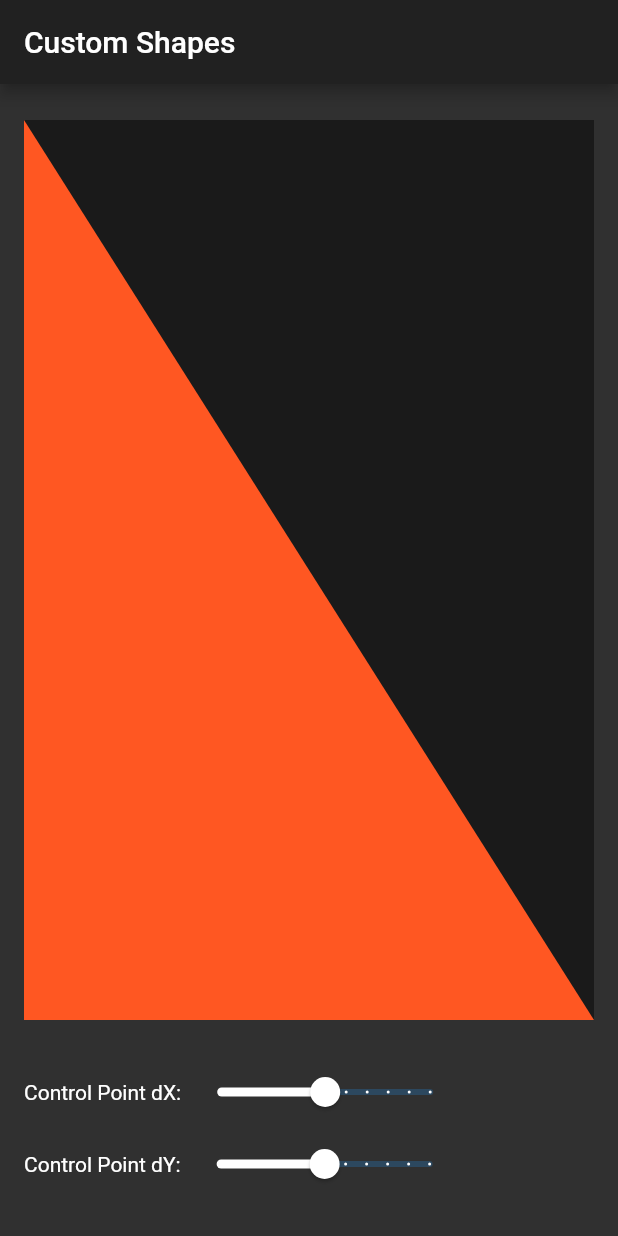
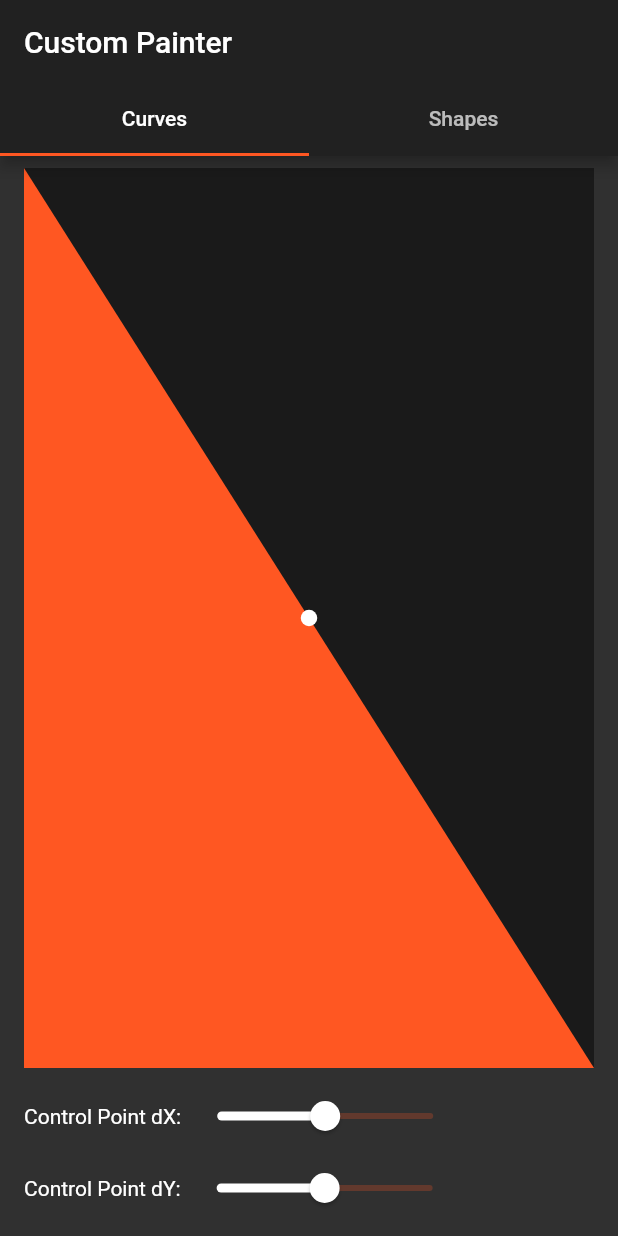
Before and after one commit to rumaan/custom_curves_flutter, a Flutter app: the screen it shows after launch, on a phone screen of 412 x 824 dp. Run offline on Flutter 3.47's test engine with Material 2 defaults, Android fonts, the phone set to English and light mode, and no system bars.

```diff
--- /dev/null
+++ b/lib/curves.dart
@@ -0,0 +1,80 @@
+import 'package:custom_shapes/sliders.dart';
+import 'package:flutter/material.dart';
+
+class CurvesPage extends StatefulWidget {
+  @override
+  _CurvesPageState createState() => _CurvesPageState();
+}
+
+class _CurvesPageState extends State<CurvesPage> {
+  double _dx = 0.5;
+  double _dy = 0.5;
+
+  @override
+  Widget build(BuildContext context) {
+    return _curves();
+  }
+
+  Widget _curves() {
+    return Padding(
+      padding: EdgeInsets.symmetric(horizontal: 16.0),
+      child: Column(
+        mainAxisAlignment: MainAxisAlignment.spaceEvenly,
+        children: [
+          CustomPaint(
+            painter: CustomCurvesPaint(_dx, _dy),
+            child: Container(
+              height: 600,
+            ),
+          ),
+          Sliders(
+            onChangeX: (dx) {
+              setState(() {
+                _dx = dx;
+              });
+            },
+            onChangeY: (dy) {
+              setState(() {
+                _dy = dy;
+              });
+            },
+          ),
+        ],
+      ),
+    );
+  }
+}
+
+class CustomCurvesPaint extends CustomPainter {
+  final double _dx, _dy;
+
+  CustomCurvesPaint(this._dx, this._dy);
+
+  @override
+  void paint(Canvas canvas, Size size) {
+    final paint = Paint()..isAntiAlias = true;
+
+    // Draw a black background rectangle
+    Rect backgroundRect = Rect.fromLTWH(0, 0, size.width, size.height);
+    paint.color = Colors.black45;
+    canvas.drawRect(backgroundRect, paint);
+
+    // Trianle
+    Path path = Path();
+    path.lineTo(0, size.height);
+    path.lineTo(size.width, size.height);
+
+    var controlPoints = Offset(size.width * _dx, size.height * _dy);
+    path.quadraticBezierTo(controlPoints.dx, controlPoints.dy, 0, 0);
+
+    paint.color = Colors.deepOrange;
+    canvas.drawPath(path, paint);
+
+    // Control Point circle
+    paint.color = Colors.white;
+    canvas.drawCircle(controlPoints, 5.5, paint);
+  }
+
+  @override
+  bool shouldRepaint(CustomPainter oldDelegate) => oldDelegate != this;
+}
--- a/lib/main.dart
+++ b/lib/main.dart
@@ -1,3 +1,5 @@
+import './curves.dart';
+import './shapes.dart';
 import 'package:flutter/material.dart';
 
 void main() => runApp(AppPage());
@@ -7,39 +9,31 @@ class AppPage extends StatefulWidget {
   State<StatefulWidget> createState() => _AppPage();
 }
 
-class _AppPage extends State<AppPage> {
-  double _dx = 0.5;
-  double _dy = 0.5;
-
+class _AppPage extends State<AppPage> with SingleTickerProviderStateMixin {
   @override
   Widget build(BuildContext context) {
     return MaterialApp(
-      theme: ThemeData.dark(),
-      home: Scaffold(
-        appBar: AppBar(title: Text('Custom Shapes')),
-        body: Padding(
-          padding: const EdgeInsets.symmetric(horizontal: 16.0),
-          child: Column(
-            mainAxisAlignment: MainAxisAlignment.spaceEvenly,
+      theme: ThemeData(
+          brightness: Brightness.dark,
+          primarySwatch: Colors.deepOrange,
+          accentColor: Colors.deepOrangeAccent),
+      home: DefaultTabController(
+        length: 2,
+        child: Scaffold(
+          appBar: AppBar(
+            title: Text('Custom Painter'),
+            bottom: TabBar(
+              indicatorColor: Colors.deepOrange,
+              tabs: <Widget>[
+                Tab(child: Text('Curves')),
+                Tab(child: Text('Shapes')),
+              ],
+            ),
+          ),
+          body: TabBarView(
             children: <Widget>[
-              CustomPaint(
-                painter: CustomShape(_dx, _dy),
-                child: Container(
-                  height: 600,
-                ),
-              ),
-              Sliders(
-                onChangeX: (dx) {
-                  setState(() {
-                    _dx = dx;
-                  });
-                },
-                onChangeY: (dy) {
-                  setState(() {
-                    _dy = dy;
-                  });
-                },
-              ),
+              CurvesPage(),
+              ShapesPage(),
             ],
           ),
         ),
@@ -47,93 +41,3 @@ class _AppPage extends State<AppPage> {
     );
   }
 }
-
-class Sliders extends StatefulWidget {
-  final ValueChanged<double> onChangeX;
-  final ValueChanged<double> onChangeY;
-
-  Sliders({this.onChangeX, this.onChangeY});
-
-  @override
-  _SlidersState createState() => _SlidersState();
-}
-
-class _SlidersState extends State<Sliders> {
-  double _valueX = 0.5;
-  double _valueY = 0.5;
-  @override
-  Widget build(BuildContext context) {
-    return Column(
-      children: <Widget>[
-        Row(
-          children: <Widget>[
-            Text('Control Point dX:', style: TextStyle(color: Colors.white)),
-            Slider(
-              onChanged: (valueX) {
-                setState(() {
-                  _valueX = valueX;
-                });
-                widget.onChangeX(valueX);
-              },
-              max: 1.0,
-              min: 0.0,
-              divisions: 10,
-              value: _valueX,
-              label: '$_valueX',
-              activeColor: Colors.white,
-            ),
-          ],
-        ),
-        Row(
-          children: <Widget>[
-            Text('Control Point dY:', style: TextStyle(color: Colors.white)),
-            Slider(
-              onChanged: (valueY) {
-                setState(() {
-                  _valueY = valueY;
-                });
-                widget.onChangeY(valueY);
-              },
-              max: 1.0,
-              min: 0.0,
-              divisions: 10,
-              label: '$_valueY',
-              value: _valueY,
-              activeColor: Colors.white,
-            ),
-          ],
-        ),
-      ],
-    );
-  }
-}
-
-class CustomShape extends CustomPainter {
-  final double _dx, _dy;
-
-  CustomShape(this._dx, this._dy);
-
-  @override
-  void paint(Canvas canvas, Size size) {
-    final paint = Paint();
-
-    // Draw a black background rectangle
-    Rect backgroundRect = Rect.fromLTWH(0, 0, size.width, size.height);
-    paint.color = Colors.black45;
-    canvas.drawRect(backgroundRect, paint);
-
-    // Trianle
-    Path path = Path();
-    path.lineTo(0, size.height);
-    path.lineTo(size.width, size.height);
-
-    var controlPoints = Offset(size.width * _dx, size.height * _dy);
-    path.quadraticBezierTo(controlPoints.dx, controlPoints.dy, 0, 0);
-
-    paint.color = Colors.deepOrange;
-    canvas.drawPath(path, paint);
-  }
-
-  @override
-  bool shouldRepaint(CustomPainter oldDelegate) => oldDelegate != this;
-}
--- /dev/null
+++ b/lib/sliders.dart
@@ -0,0 +1,57 @@
+import 'package:flutter/material.dart';
+
+class Sliders extends StatefulWidget {
+  final ValueChanged<double> onChangeX;
+  final ValueChanged<double> onChangeY;
+
+  Sliders({this.onChangeX, this.onChangeY});
+
+  @override
+  _SlidersState createState() => _SlidersState();
+}
+
+class _SlidersState extends State<Sliders> {
+  double _valueX = 0.5;
+  double _valueY = 0.5;
+  @override
+  Widget build(BuildContext context) {
+    return Column(
+      children: <Widget>[
+        Row(
+          children: <Widget>[
+            Text('Control Point dX:', style: TextStyle(color: Colors.white)),
+            Slider(
+              onChanged: (valueX) {
+                setState(() {
+                  _valueX = valueX;
+                });
+                widget.onChangeX(valueX);
+              },
+              max: 1.0,
+              min: 0.0,
+              value: _valueX,
+              activeColor: Colors.white,
+            ),
+          ],
+        ),
+        Row(
+          children: <Widget>[
+            Text('Control Point dY:', style: TextStyle(color: Colors.white)),
+            Slider(
+              onChanged: (valueY) {
+                setState(() {
+                  _valueY = valueY;
+                });
+                widget.onChangeY(valueY);
+              },
+              max: 1.0,
+              min: 0.0,
+              value: _valueY,
+              activeColor: Colors.white,
+            ),
+          ],
+        ),
+      ],
+    );
+  }
+}
```
Also changed, not shown: lib/_main.dart (added, +47 -0 lines), lib/shapes.dart (added, +48 -0 lines).
